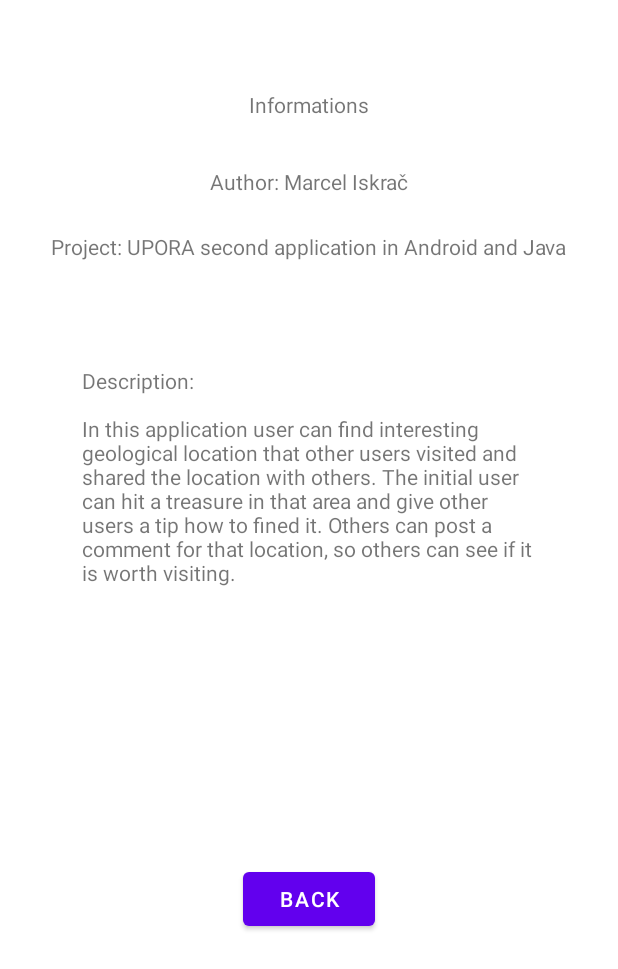
After one commit to david-slatinek/rt21, an Android app: the layout activity_info.xml on its own in the app's theme, with its tools: preview values and no code run, on a phone screen of 412 x 824 dp. The commit adds this screen. Shown: the top 969 px of the screen. Run offline under Robolectric (Android 15) with nearby library versions, the phone set to English and light mode, and no system bars.

Commit message:
Added Login, Registration and Info activity

```diff
--- /dev/null
+++ b/android-application/app/src/main/res/layout/activity_info.xml
@@ -0,0 +1,62 @@
+<?xml version="1.0" encoding="utf-8"?>
+<androidx.constraintlayout.widget.ConstraintLayout xmlns:android="http://schemas.android.com/apk/res/android"
+    xmlns:app="http://schemas.android.com/apk/res-auto"
+    xmlns:tools="http://schemas.android.com/tools"
+    android:layout_width="match_parent"
+    android:layout_height="match_parent"
+    tools:context=".InfoActivity">
+
+    <TextView
+        android:id="@+id/textView2"
+        android:layout_width="wrap_content"
+        android:layout_height="wrap_content"
+        android:layout_marginTop="60dp"
+        android:text="Informations"
+        app:layout_constraintEnd_toEndOf="parent"
+        app:layout_constraintStart_toStartOf="parent"
+        app:layout_constraintTop_toTopOf="parent" />
+
+    <TextView
+        android:id="@+id/textView7"
+        android:layout_width="wrap_content"
+        android:layout_height="wrap_content"
+        android:layout_marginTop="32dp"
+        android:text="Author: Marcel Iskrač"
+        app:layout_constraintEnd_toEndOf="parent"
+        app:layout_constraintStart_toStartOf="parent"
+        app:layout_constraintTop_toBottomOf="@+id/textView2" />
+
+    <TextView
+        android:id="@+id/textView8"
+        android:layout_width="wrap_content"
+        android:layout_height="wrap_content"
+        android:layout_marginTop="24dp"
+        android:text="Project: UPORA second application in Android and Java"
+        app:layout_constraintEnd_toEndOf="parent"
+        app:layout_constraintStart_toStartOf="parent"
+        app:layout_constraintTop_toBottomOf="@+id/textView7" />
+
+    <TextView
+        android:id="@+id/textView9"
+        android:layout_width="323dp"
+        android:layout_height="199dp"
+        android:layout_marginTop="60dp"
+        android:padding="10dp"
+        android:text="Description:\n\nIn this application user can find interesting geological location that other users visited and shared the location with others. The initial user can hit a treasure in that area and give other users a tip how to fined it. Others can post a comment for that location, so others can see if it is worth visiting."
+        app:layout_constraintEnd_toEndOf="parent"
+        app:layout_constraintStart_toStartOf="parent"
+        app:layout_constraintTop_toBottomOf="@+id/textView8" />
+
+    <Button
+        android:id="@+id/infoBackBtn"
+        android:layout_width="wrap_content"
+        android:layout_height="wrap_content"
+        android:layout_marginTop="60dp"
+        android:text="Back"
+        android:onClick="onClickGoBackFromInfoActivity"
+        app:layout_constraintBottom_toBottomOf="parent"
+        app:layout_constraintEnd_toEndOf="parent"
+        app:layout_constraintStart_toStartOf="parent"
+        app:layout_constraintTop_toBottomOf="@+id/textView9"
+        app:layout_constraintVertical_bias="0.29000002" />
+</androidx.constraintlayout.widget.ConstraintLayout>
```
Also changed, not shown: android-application/app/src/main/java/com/rt21/InfoActivity.java (added, +20 -0 lines), android-application/app/src/main/java/com/rt21/LoginActivity.java (added, +106 -0 lines), android-application/app/src/main/java/com/rt21/MainActivity.java (+54 -1 lines), android-application/app/src/main/java/com/rt21/MyApplication.java (added, +27 -0 lines), android-application/app/src/main/res/layout/activity_login.xml (added, +137 -0 lines), android-application/app/src/main/res/layout/activity_main.xml (+38 -8 lines).
